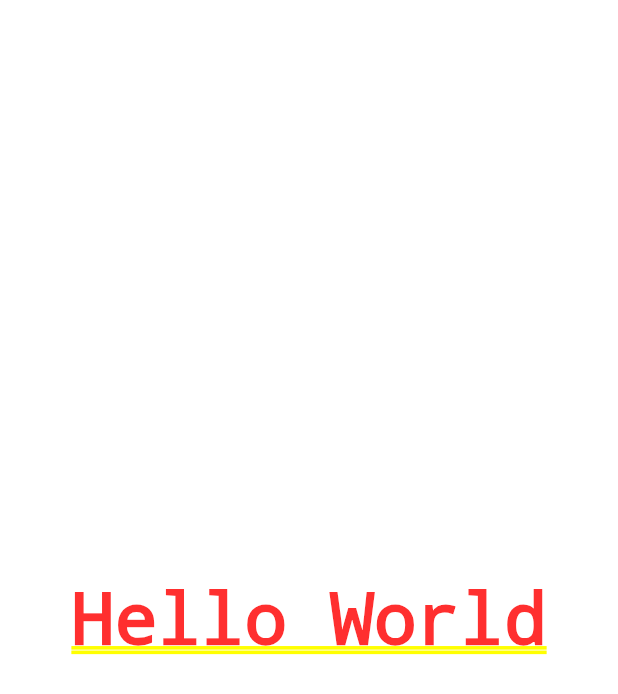
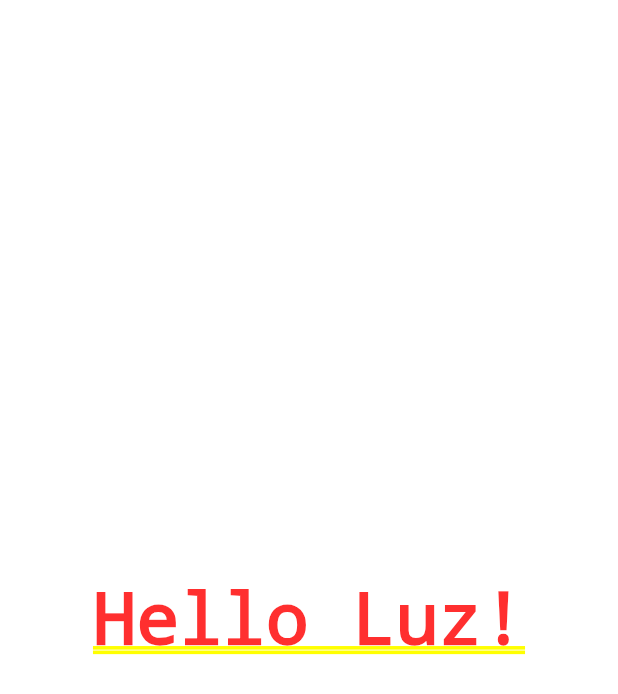
Before and after one commit to Lvaldez91/Flutter, a Flutter app: the screen it shows after launch, on a phone screen of 412 x 824 dp. Shown: the top 694 px of the screen. Run offline on Flutter 3.47's test engine with Material 2 defaults, Android fonts, the phone set to English and light mode, and no system bars.

Commit message:
Add widget and import homeScreen in main.dart

```diff
--- /dev/null
+++ b/2.ProjectFlutterTest/myapp/lib/home_screen.dart
@@ -0,0 +1,14 @@
+import 'package:flutter/cupertino.dart';
+
+import 'package:flutter/material.dart';
+
+class HomeScreen extends StatelessWidget {
+  const HomeScreen({Key? key}) : super(key: key);
+
+  @override
+  Widget build(BuildContext context) {
+    return const Center(
+      child: Text('Hello Luz!'),
+    );
+  }
+}
--- a/2.ProjectFlutterTest/myapp/lib/main.dart
+++ b/2.ProjectFlutterTest/myapp/lib/main.dart
@@ -1,5 +1,6 @@
 // siempre debe tener un main
 import 'package:flutter/material.dart';
+import 'home_screen.dart';
 
 void main() {
   runApp(const AppWidget());
@@ -12,7 +13,8 @@
   Widget build(BuildContext context) {
     // le colocamos const porque MaterialApp no cambia, Center o Text tampoco por eso es constante
     return const MaterialApp(
-      home: Center(child: Text('Hello World')),
+      debugShowCheckedModeBanner: false,
+      home: HomeScreen(),
     );
   }
 }
```
